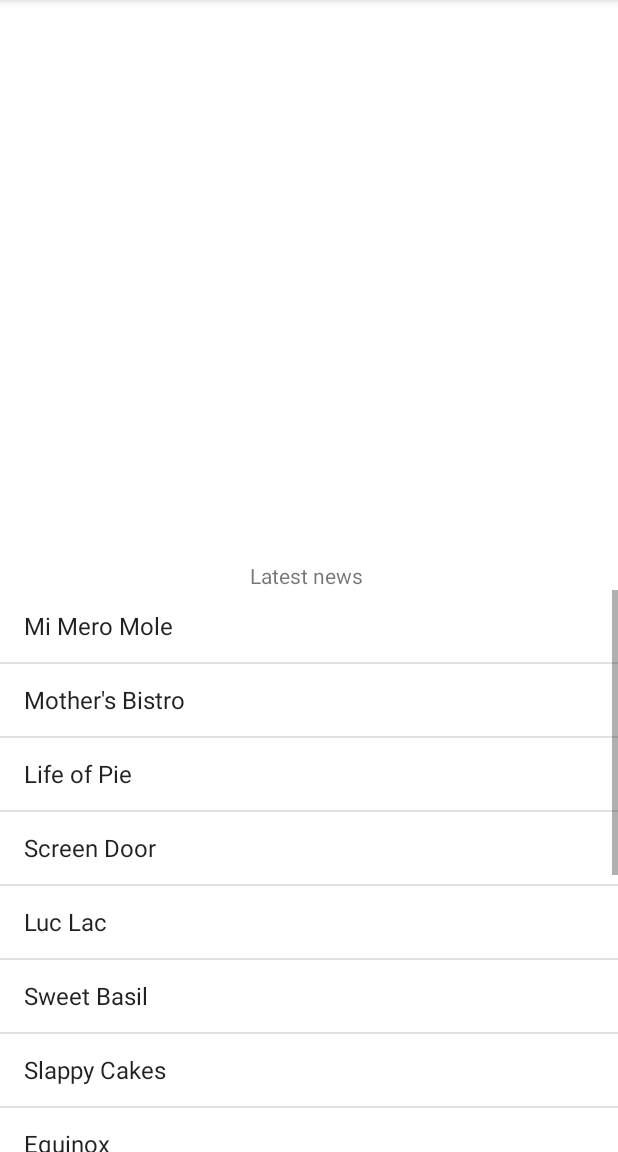
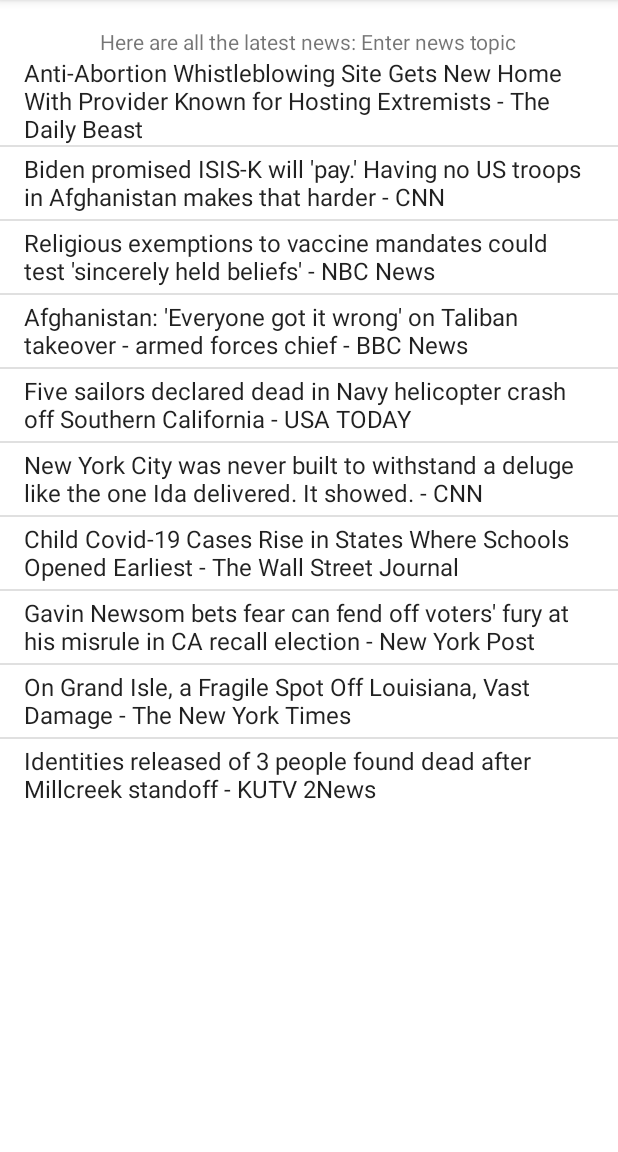
Before and after one commit to Steve-njeri/News-search, an Android app: the screen it shows after launch (NewsActivity), after a tap on "SEARCH NEWS", on a phone screen of 412 x 824 dp, the part 84-1236 px from its top. Run offline under Robolectric (Android 15) with nearby library versions, the phone set to English and light mode, and no system bars.

Commit message:
added an OnItemClickListener that will display a toast containing the news details when a list item is clicked

```diff
--- a/app/src/main/java/com/stephen/newssearch/NewsActivity.java
+++ b/app/src/main/java/com/stephen/newssearch/NewsActivity.java
@@ -4,17 +4,27 @@
 
 import android.content.Intent;
 import android.os.Bundle;
+import android.view.View;
+import android.widget.AdapterView;
 import android.widget.ArrayAdapter;
 import android.widget.ListView;
 import android.widget.TextView;
+import android.widget.Toast;
 
 public class NewsActivity extends AppCompatActivity {
-    private String[] news = new String[] {"Mi Mero Mole", "Mother's Bistro",
-            "Life of Pie", "Screen Door", "Luc Lac", "Sweet Basil",
-            "Slappy Cakes", "Equinox", "Miss Delta's", "Andina",
-            "Lardo", "Portland City Grill", "Fat Head's Brewery",
-            "Chipotle", "Subway"};
+    private TextView mNewsTextView;
     private ListView mListView;
+    private String[] news = new String[] {
+            "Anti-Abortion Whistleblowing Site Gets New Home With Provider Known for Hosting Extremists - The Daily Beast",
+            "Biden promised ISIS-K will 'pay.' Having no US troops in Afghanistan makes that harder - CNN",
+            "Religious exemptions to vaccine mandates could test 'sincerely held beliefs' - NBC News",
+            "Afghanistan: 'Everyone got it wrong' on Taliban takeover - armed forces chief - BBC News",
+            "Five sailors declared dead in Navy helicopter crash off Southern California - USA TODAY",
+            "New York City was never built to withstand a deluge like the one Ida delivered. It showed. - CNN",
+            "Child Covid-19 Cases Rise in States Where Schools Opened Earliest - The Wall Street Journal",
+            "Gavin Newsom bets fear can fend off voters' fury at his misrule in CA recall election - New York Post",
+            "On Grand Isle, a Fragile Spot Off Louisiana, Vast Damage - The New York Times",
+            "Identities released of 3 people found dead after Millcreek standoff - KUTV 2News"};
 
     @Override
     protected void onCreate(Bundle savedInstanceState) {
@@ -22,7 +32,21 @@
         setContentView(R.layout.activity_news);
 
         mListView = (ListView) findViewById(R.id.listView);
+        mNewsTextView = (TextView) findViewById(R.id.newsTextView);
+
         ArrayAdapter adapter = new ArrayAdapter(this, android.R.layout.simple_list_item_1, news);
         mListView.setAdapter(adapter);
+
+        mListView.setOnItemClickListener(new AdapterView.OnItemClickListener() {
+            @Override
+            public void onItemClick(AdapterView<?> adapterView, View view, int position, long l) {
+                String news = ((TextView)view).getText().toString();
+                Toast.makeText(NewsActivity.this, news, Toast.LENGTH_LONG).show();
+            }
+        });
+
+        Intent intent = getIntent();
+        String news = intent.getStringExtra("news");
+        mNewsTextView.setText("Here are all the latest news: " + news);
     }
 }
--- a/app/src/main/res/layout/activity_news.xml
+++ b/app/src/main/res/layout/activity_news.xml
@@ -9,7 +9,9 @@
         android:id="@+id/newsTextView"
         android:layout_width="wrap_content"
         android:layout_height="wrap_content"
-        android:layout_centerInParent="true"
+        android:layout_alignParentTop="true"
+        android:layout_centerHorizontal="true"
+        android:layout_marginTop="18dp"
         android:text="Latest news " />
 
     <ListView
```
